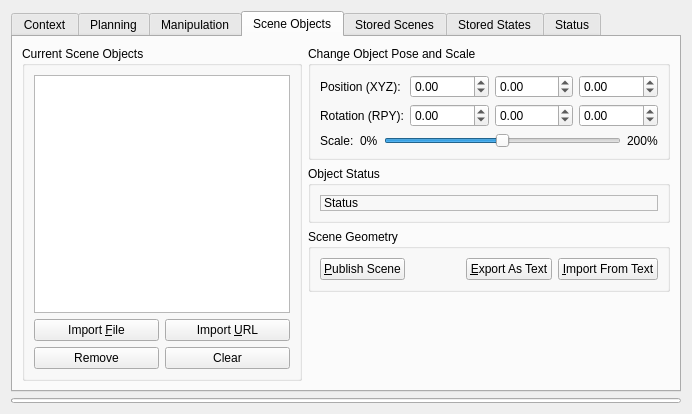
Before: the Qt Designer form moveit_ros/visualization/motion_planning_rviz_plugin/src/ui/motion_planning_rviz_plugin_frame.ui in moveit/moveit, drawn with Qt 5.
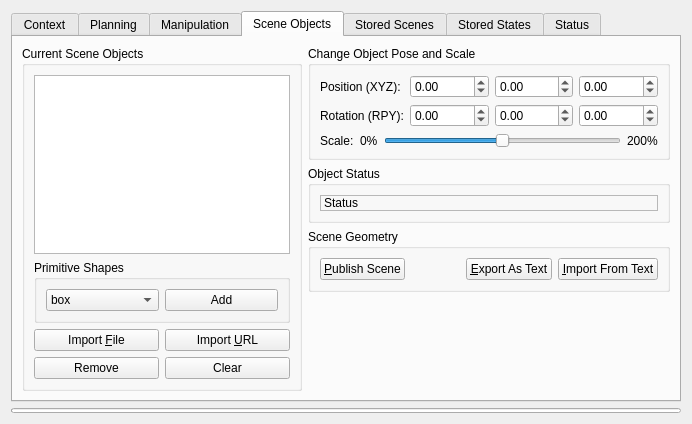
After: the same form once the commit is applied. The open tabs and pages were chosen to show the change. Custom widgets are drawn as their Qt base class.

Commit message: added widgets and callbacks for adding geometric primitives

The edit to the form file:
```diff
--- a/moveit_ros/visualization/motion_planning_rviz_plugin/src/ui/motion_planning_rviz_plugin_frame.ui
+++ b/moveit_ros/visualization/motion_planning_rviz_plugin/src/ui/motion_planning_rviz_plugin_frame.ui
@@ -7,7 +7,7 @@
     <x>0</x>
     <y>0</y>
     <width>692</width>
-    <height>414</height>
+    <height>424</height>
    </rect>
   </property>
   <property name="windowTitle">
@@ -1194,28 +1194,21 @@
           <string>Current Scene Objects</string>
          </property>
          <layout class="QGridLayout" name="gridLayout_8">
-          <item row="1" column="1">
-           <widget class="QPushButton" name="import_url_button">
-            <property name="text">
-             <string>Import &amp;URL</string>
-            </property>
-           </widget>
-          </item>
-          <item row="3" column="1">
-           <widget class="QPushButton" name="clear_scene_button">
-            <property name="text">
-             <string>Clear</string>
-            </property>
-           </widget>
-          </item>
-          <item row="3" column="0">
+          <item row="4" column="0">
            <widget class="QPushButton" name="remove_object_button">
             <property name="text">
              <string>Remove</string>
             </property>
            </widget>
           </item>
-          <item row="1" column="0">
+          <item row="4" column="1">
+           <widget class="QPushButton" name="clear_scene_button">
+            <property name="text">
+             <string>Clear</string>
+            </property>
+           </widget>
+          </item>
+          <item row="2" column="0">
            <widget class="QPushButton" name="import_file_button">
             <property name="text">
              <string>Import &amp;File</string>
@@ -1229,6 +1222,53 @@
             </property>
            </widget>
           </item>
+          <item row="2" column="1">
+           <widget class="QPushButton" name="import_url_button">
+            <property name="text">
+             <string>Import &amp;URL</string>
+            </property>
+           </widget>
+          </item>
+          <item row="1" column="0" colspan="2" alignment="Qt::AlignTop">
+           <widget class="QGroupBox" name="groupBox_4">
+            <property name="title">
+             <string>Primitive Shapes</string>
+            </property>
+            <layout class="QHBoxLayout" name="horizontalLayout_12">
+             <item>
+              <widget class="QComboBox" name="shapes_combo_box">
+               <item>
+                <property name="text">
+                 <string>box</string>
+                </property>
+               </item>
+               <item>
+                <property name="text">
+                 <string>sphere</string>
+                </property>
+               </item>
+               <item>
+                <property name="text">
+                 <string>cone</string>
+                </property>
+               </item>
+               <item>
+                <property name="text">
+                 <string>cylinder</string>
+                </property>
+               </item>
+              </widget>
+             </item>
+             <item>
+              <widget class="QPushButton" name="add_shape_button">
+               <property name="text">
+                <string>Add</string>
+               </property>
+              </widget>
+             </item>
+            </layout>
+           </widget>
+          </item>
          </layout>
         </widget>
        </item>
```
Left out of the diff: 7 changed lines with no effect on the pictures. The commit also changes 2 other files.
